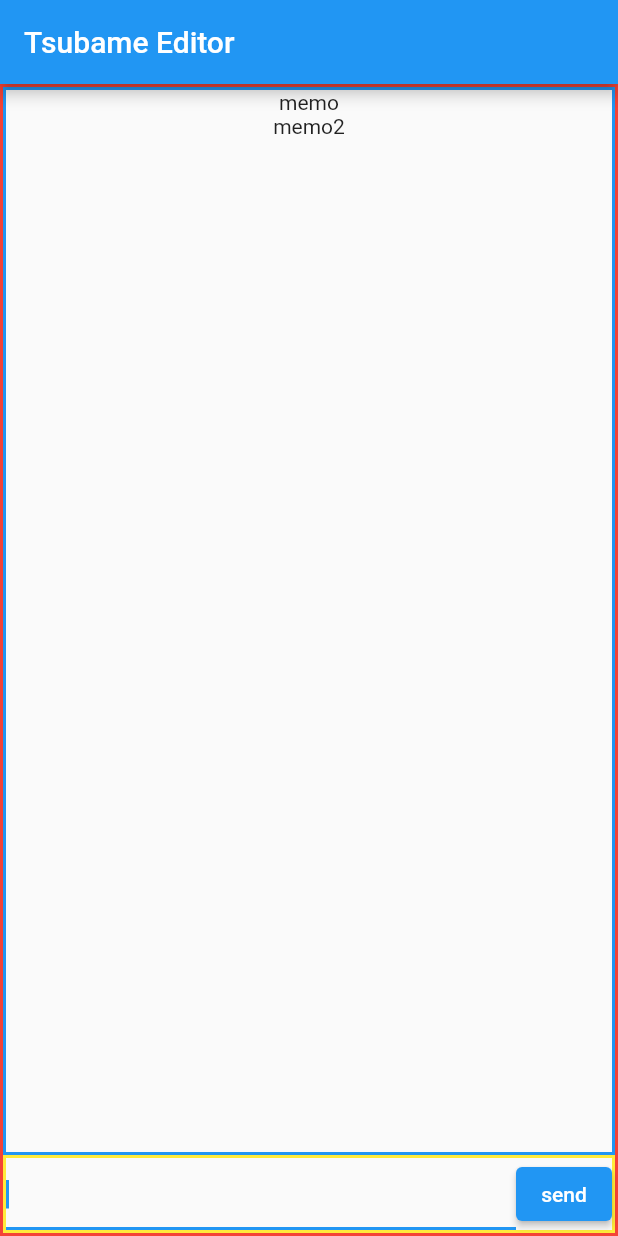
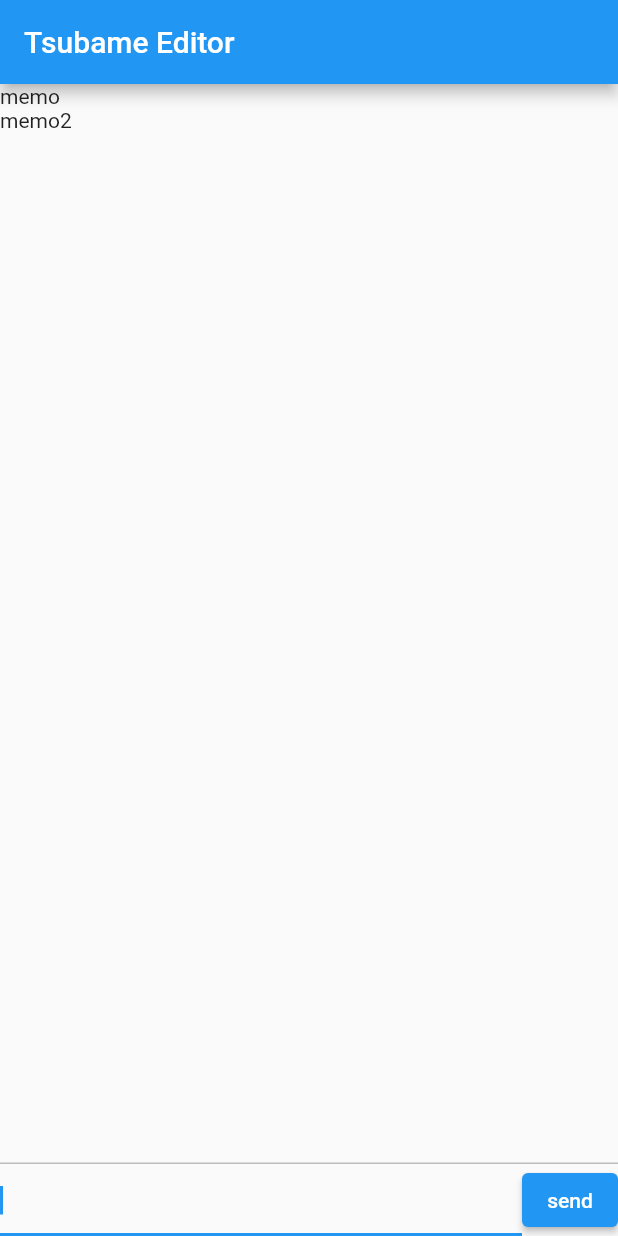
Before and after one commit to nasum/tsubame, a Flutter app: the screen it shows after launch, on a phone screen of 412 x 824 dp. Run offline on Flutter 3.47's test engine with Material 2 defaults, Android fonts, the light colour scheme and no system bars.

Commit message:
create memo component

```diff
--- a/lib/form.dart
+++ b/lib/form.dart
@@ -1,18 +1,22 @@
 import 'package:flutter/material.dart';
 
+@immutable
 class TweetLikeForm extends StatelessWidget {
+  const TweetLikeForm({super.key});
+
   @override
   Widget build(BuildContext context) {
     return Container(
-        decoration:
-            BoxDecoration(border: Border.all(color: Colors.yellow, width: 2.0)),
+        decoration: const BoxDecoration(
+            border: Border(
+                top: BorderSide(color: Color.fromARGB(255, 189, 189, 189)))),
         child: Row(
           children: <Widget>[
             Expanded(
                 child: TextFormField(
               autofocus: true,
             )),
-            ElevatedButton(onPressed: () {}, child: Text("send"))
+            ElevatedButton(onPressed: () {}, child: const Text("send"))
           ],
         ));
   }
--- a/lib/main.dart
+++ b/lib/main.dart
@@ -1,5 +1,6 @@
 import 'package:flutter/material.dart';
 import './form.dart';
+import './memo.dart';
 
 void main() {
   runApp(const Tsubame());
@@ -44,19 +45,15 @@ class _TweetLikePageState extends State<TweetLikePage> {
           title: Text(widget.title),
         ),
         body: Container(
-          decoration:
-              BoxDecoration(border: Border.all(color: Colors.red, width: 2.0)),
           child: Column(
             children: <Widget>[
               Expanded(
                 child: Container(
-                  decoration: BoxDecoration(
-                      border: Border.all(color: Colors.blue, width: 2.0)),
                   child: Row(children: [
                     Expanded(
                         child: Column(children: [
-                      Text('memo'),
-                      Text('memo2'),
+                      TweetLikeMemo('memo'),
+                      TweetLikeMemo('memo2'),
                     ]))
                   ]),
                 ),
--- /dev/null
+++ b/lib/memo.dart
@@ -0,0 +1,17 @@
+import 'package:flutter/material.dart';
+
+class TweetLikeMemo extends StatelessWidget {
+  String contents = "";
+
+  TweetLikeMemo(String contents) {
+    this.contents = contents;
+  }
+
+  @override
+  Widget build(BuildContext context) {
+    return Container(
+        child: Row(
+      children: <Widget>[Expanded(child: Text(contents))],
+    ));
+  }
+}
```
